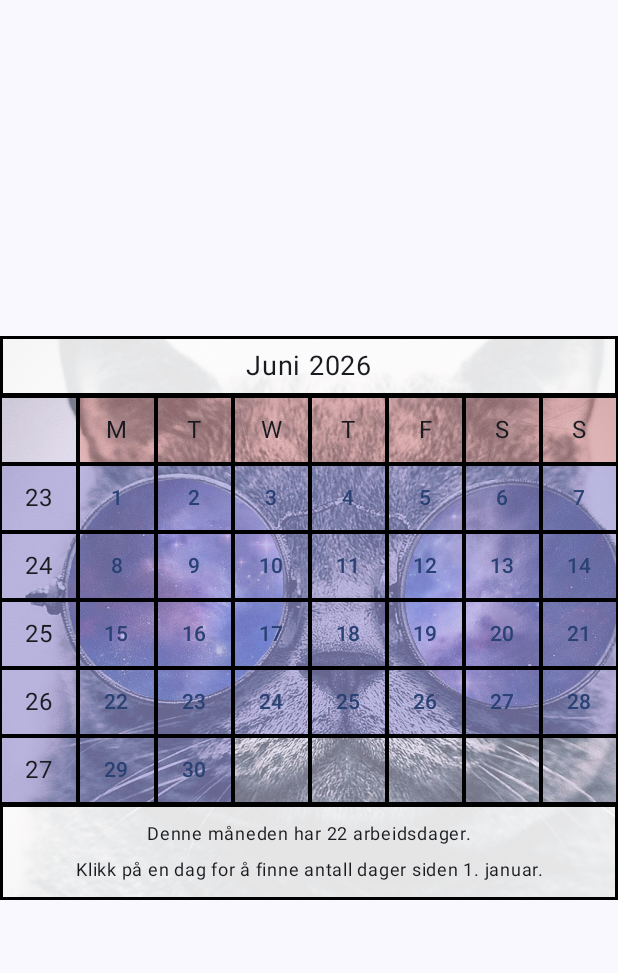
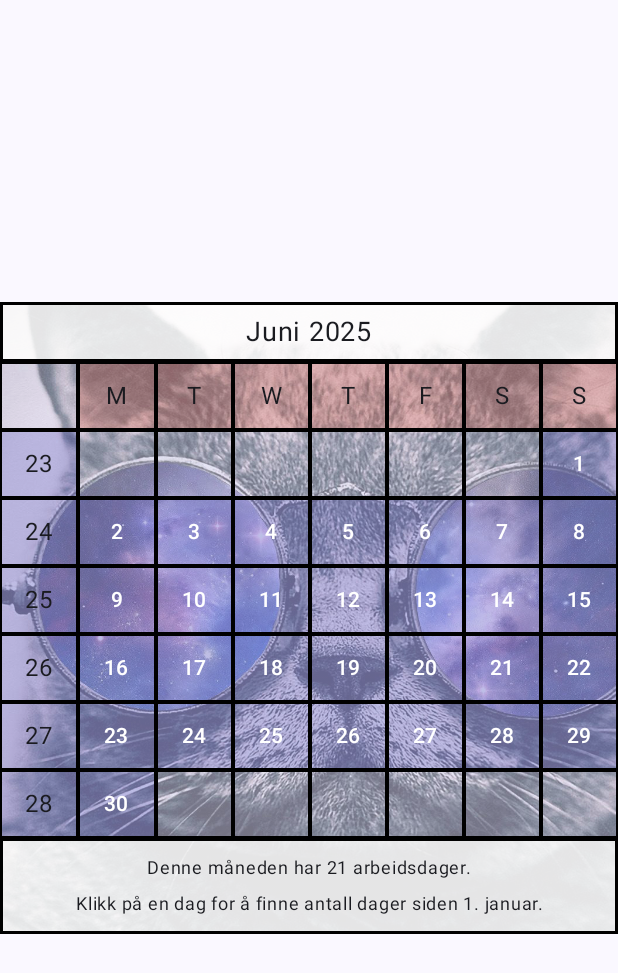
Before and after one commit to LawftyGoals/DTE2603_Test, an Android app built with Jetpack Compose: the screen it shows after launch (MainActivity), on a phone screen of 412 x 824 dp. Shown: the top 973 px of the screen. Run offline under Robolectric (Android 15) with nearby library versions, the phone set to English and light mode, and no system bars.

Commit message:
change some styling

```diff
--- a/Oblig1_Calendar/app/src/main/java/com/example/oblig1_calendar/MainActivity.kt
+++ b/Oblig1_Calendar/app/src/main/java/com/example/oblig1_calendar/MainActivity.kt
@@ -232,7 +232,7 @@ fun DateContainer(text: String, date: Int, month: Int, year: Int){
         .border(width = 1.dp, color = Color.Black)
         .background(color = typeCellCheck(text)), horizontalArrangement = Arrangement.Center){
         TextButton(onClick = {showDialogue = true}) {
-            Text( text = text)
+            Text(color = Color.White, text = text)
 
         }
     }
@@ -268,8 +268,7 @@ fun DaysAlert(onDismissRequest: ()->Unit, dayOfYear: Int){
 
 @Preview(showBackground = true)
 @Composable
-fun CalendarApp(modifier: Modifier = Modifier, month: Int = 5, year: Int = 2026) {
-
+fun CalendarApp(modifier: Modifier = Modifier, month: Int = 5, year: Int = 2025) {
     CalendarBody(modifier
         .fillMaxSize()
         .wrapContentSize(Alignment.Center), month, year)
--- a/Oblig1_Calendar/app/src/main/res/values/strings.xml
+++ b/Oblig1_Calendar/app/src/main/res/values/strings.xml
@@ -14,7 +14,7 @@
     <string name="December">Desember</string>
     <string name="close">Lukk</string>
     <string name="day_since_jan_first">Klikk på en dag for å finne antall dager siden 1. januar.</string>
-    <string name="count_since_jan_first">Det er %1$s siden 1. januar.</string>
+    <string name="count_since_jan_first">Det er %1$s dager siden 1. januar.</string>
     <string name="count_workdays">Denne måneden har %1$s arbeidsdager.</string>
     <string name="monday_short">M</string>
     <string name="tuesday_short">T</string>
```
